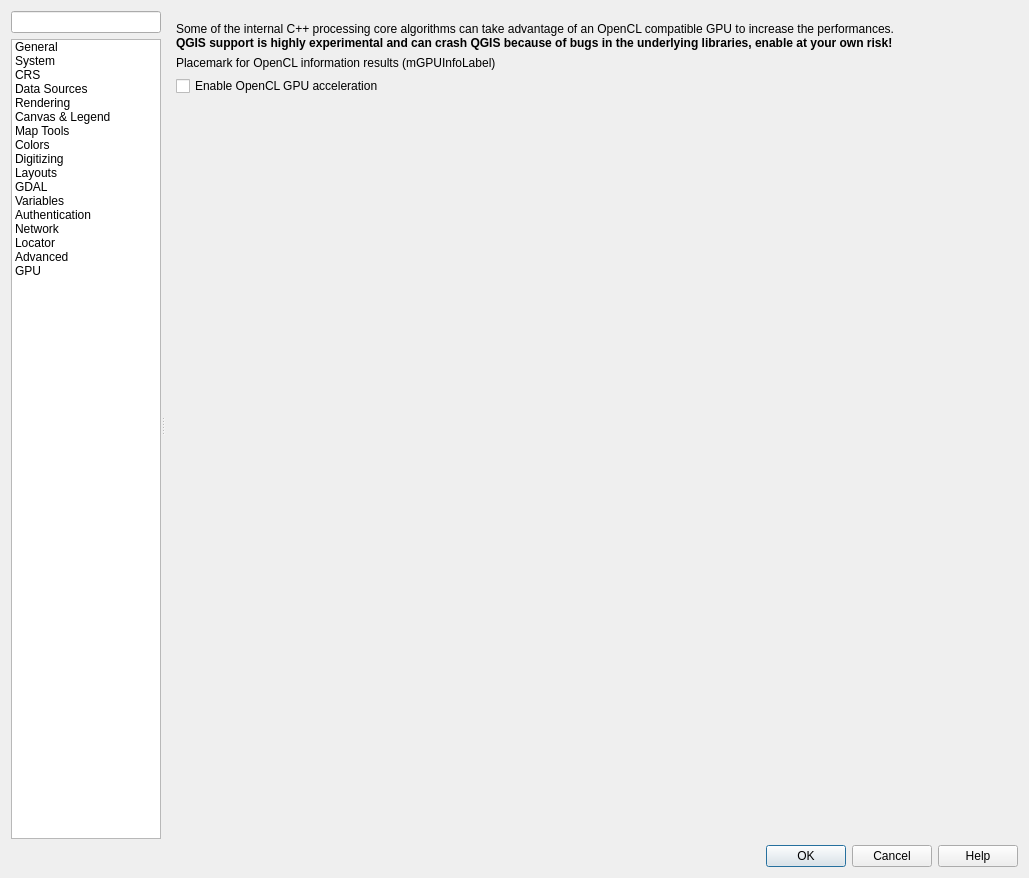
Qt form src/ui/qgsoptionsbase.ui (qgis/QGIS) before a commit.
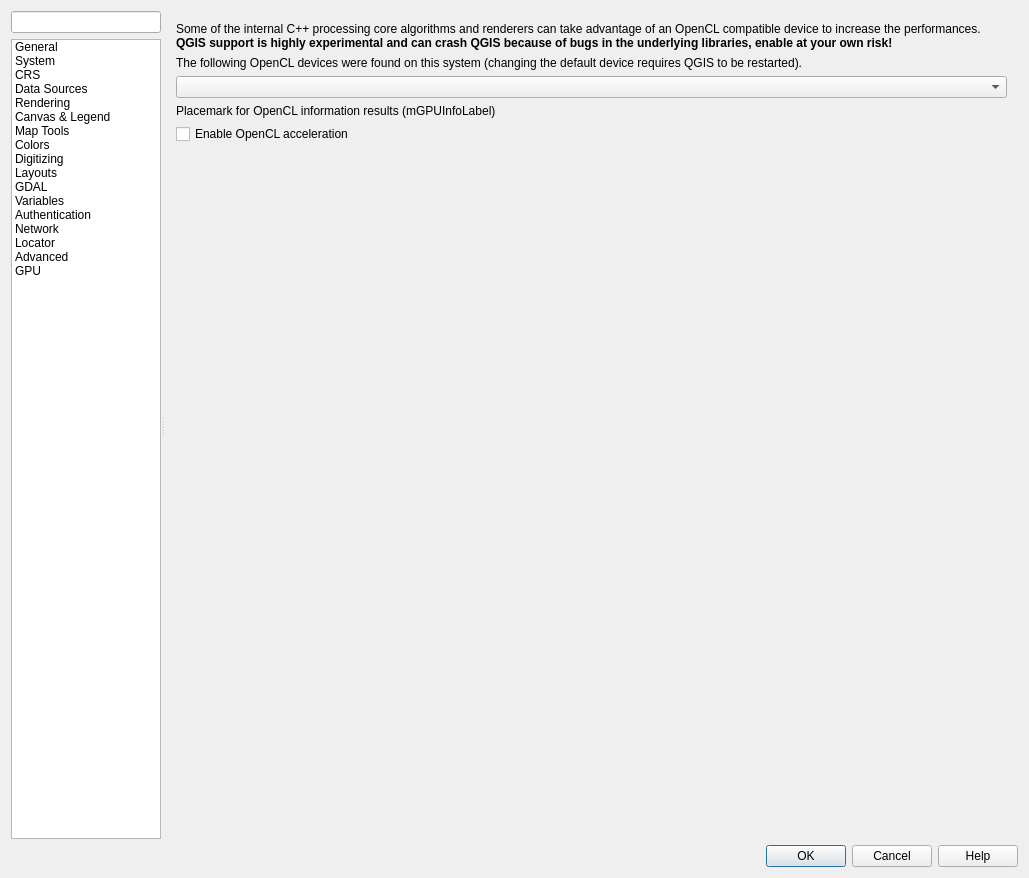
The same form after that commit. Icons and pictures are not drawn. Custom widgets are drawn as their Qt base class.

Commit message: [opencl] Make device configurable

Patch:
```diff
--- a/src/ui/qgsoptionsbase.ui
+++ b/src/ui/qgsoptionsbase.ui
@@ -5324,13 +5324,23 @@
            <item>
             <widget class="QLabel" name="label_53">
              <property name="text">
-              <string>&lt;html&gt;&lt;head/&gt;&lt;body&gt;&lt;p&gt;Some of the internal C++ processing core algorithms can take advantage of an OpenCL compatible GPU to increase the performances.&lt;br/&gt;&lt;span style=&quot; font-weight:600;&quot;&gt;QGIS support is highly experimental and can crash QGIS because of bugs in the underlying libraries, enable at your own risk!&lt;/span&gt;&lt;/p&gt;&lt;/body&gt;&lt;/html&gt;</string>
+              <string>&lt;html&gt;&lt;head/&gt;&lt;body&gt;&lt;p&gt;Some of the internal C++ processing core algorithms and renderers can take advantage of an OpenCL compatible device to increase the performances.&lt;br/&gt;&lt;span style=&quot; font-weight:600;&quot;&gt;QGIS support is highly experimental and can crash QGIS because of bugs in the underlying libraries, enable at your own risk!&lt;/span&gt;&lt;/p&gt;&lt;/body&gt;&lt;/html&gt;</string>
              </property>
              <property name="wordWrap">
               <bool>true</bool>
              </property>
             </widget>
            </item>
+           <item>
+            <widget class="QLabel" name="label_64">
+             <property name="text">
+              <string>The following OpenCL devices were found on this system (changing the default device requires QGIS to be restarted).</string>
+             </property>
+            </widget>
+           </item>
+           <item>
+            <widget class="QComboBox" name="mOpenClDevicesCombo"/>
+           </item>
            <item>
             <widget class="QLabel" name="mGPUInfoLabel">
              <property name="text">
@@ -5341,7 +5351,7 @@
            <item>
             <widget class="QCheckBox" name="mGPUEnableCheckBox">
              <property name="text">
-              <string>Enable OpenCL GPU acceleration</string>
+              <string>Enable OpenCL acceleration</string>
              </property>
             </widget>
            </item>
```
Left out of the diff: 48 changed lines with no effect on the pictures. The commit also changes 5 other files.
